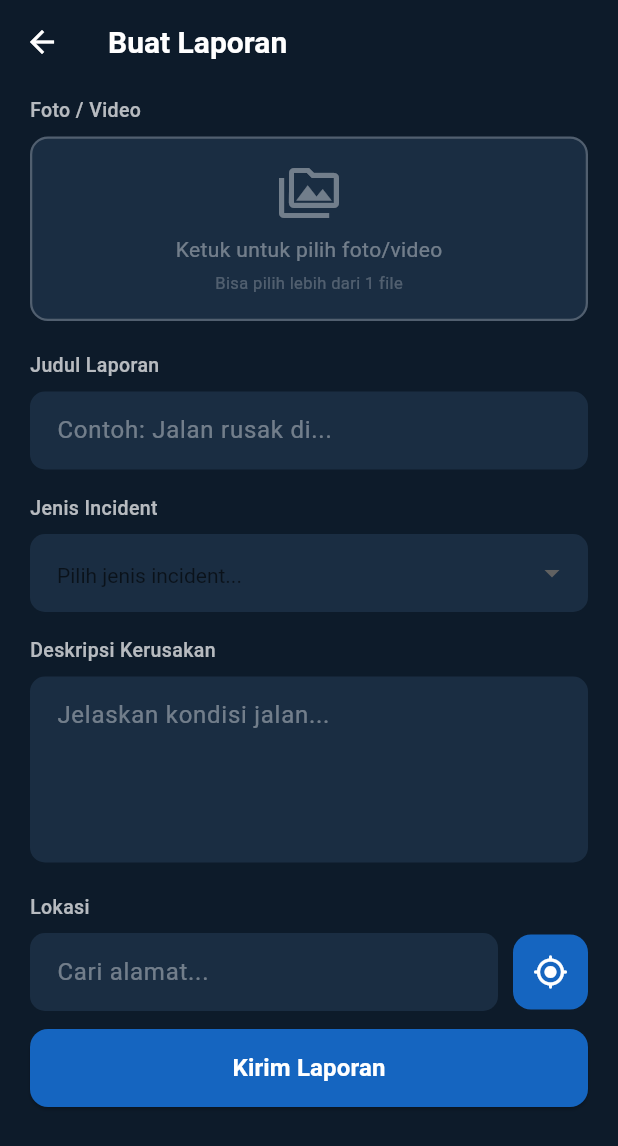
After one commit to valmosee/incident-reporting, a Flutter app: the screen it shows after launch, on a phone screen of 412 x 824 dp. The commit adds this screen. Shown: the top 1146 px of the screen. Run offline on Flutter 3.47's test engine with Material 3 defaults, Android fonts, the phone set to English and light mode, and no system bars; our stand-ins replace file_picker, flutter_map, latlong2, supabase_flutter; accounts and stored records are empty.

Commit message:
Create Reports (upload pict&vid to storage and supabase)

```diff
--- /dev/null
+++ b/lib/createReport.dart
@@ -0,0 +1,443 @@
+import 'package:file_picker/file_picker.dart';
+import 'package:flutter/material.dart';
+import 'package:supabase_flutter/supabase_flutter.dart';
+
+class CreateReport extends StatefulWidget {
+  const CreateReport({super.key});
+
+  @override
+  State<CreateReport> createState() => _CreateReportState();
+}
+
+class _CreateReportState extends State<CreateReport> {
+  final _titleCtrl = TextEditingController();
+  final _descCtrl = TextEditingController();
+  final _addressCtrl = TextEditingController();
+
+  FilePickerResult? _resultFile;
+  String? _selectedJenis;
+  double? _lat;
+  double? _lng;
+  bool _loadingLocation = false;
+  bool _submitting = false;
+
+  Future<void> _pilihFile() async {
+    final result = await FilePicker.platform.pickFiles(
+      allowMultiple: true,
+      type: FileType.custom,
+      withData: true,
+      allowedExtensions: ['jpg', 'jpeg', 'png', 'mp4', 'mov', 'avi'],
+    );
+    if (result == null || result.files.isEmpty) return;
+    setState(() => _resultFile = result);
+  }
+
+  Future<void> _getCurrentLocation() async {
+    setState(() => _loadingLocation = true);
+    // TODO: implement geolocator
+    await Future.delayed(const Duration(seconds: 1));
+    setState(() {
+      _lat = -7.2937;
+      _lng = 112.7313;
+      _addressCtrl.text = 'Jl. Contoh No. 1';
+      _loadingLocation = false;
+    });
+  }
+
+  Future<void> _submit() async {
+    if (_titleCtrl.text.isEmpty) {
+      ScaffoldMessenger.of(context).showSnackBar(
+        const SnackBar(content: Text('Judul laporan wajib diisi')),
+      );
+      return;
+    }
+    setState(() => _submitting = true);
+
+    try {
+      // Upload semua file ke Supabase storage
+      final List<String> uploadedUrls = [];
+      if (_resultFile != null) {
+        for (final pickedFile in _resultFile!.files) {
+          final bytes = pickedFile.bytes;
+          if (bytes == null) continue;
+
+          final fileName =
+              '${DateTime.now().millisecondsSinceEpoch}_${pickedFile.name}';
+
+          await Supabase.instance.client.storage
+              .from('event_report')
+              .uploadBinary(fileName, bytes);
+
+          final url = Supabase.instance.client.storage
+              .from('event_report')
+              .getPublicUrl(fileName);
+          uploadedUrls.add(url);
+        }
+      }
+
+      // TODO: simpan ke tabel reports
+      await Supabase.instance.client.from('reports').insert({
+        'title': _titleCtrl.text,
+        'description': _descCtrl.text,
+        'jenis': _selectedJenis ?? 'kerusakan',
+        'address': _addressCtrl.text,
+        'latitude': _lat,
+        'longitude': _lng,
+        'file_url': uploadedUrls.join(','),
+        'status': 'pending',
+        'qr_code': DateTime.now().millisecondsSinceEpoch.toString(),
+      });
+
+      await Future.delayed(const Duration(seconds: 1));
+
+      if (mounted) {
+        ScaffoldMessenger.of(context).showSnackBar(
+          const SnackBar(content: Text('Laporan berhasil dikirim!')),
+        );
+      }
+    } catch (e) {
+      if (mounted) {
+        ScaffoldMessenger.of(
+          context,
+        ).showSnackBar(SnackBar(content: Text('Gagal mengirim laporan: $e')));
+      }
+    } finally {
+      setState(() => _submitting = false);
+    }
+  }
+
+  @override
+  void dispose() {
+    _titleCtrl.dispose();
+    _descCtrl.dispose();
+    _addressCtrl.dispose();
+    super.dispose();
+  }
+
+  @override
+  Widget build(BuildContext context) {
+    final files = _resultFile?.files ?? [];
+
+    return Scaffold(
+      backgroundColor: const Color(0xFF0D1B2A),
+      appBar: AppBar(
+        backgroundColor: const Color(0xFF0D1B2A),
+        elevation: 0,
+        leading: IconButton(
+          icon: const Icon(Icons.arrow_back, color: Colors.white),
+          onPressed: () => Navigator.of(context).maybePop(),
+        ),
+        title: const Text(
+          'Buat Laporan',
+          style: TextStyle(
+            color: Colors.white,
+            fontWeight: FontWeight.bold,
+            fontSize: 20,
+          ),
+        ),
+      ),
+      body: SingleChildScrollView(
+        padding: const EdgeInsets.symmetric(horizontal: 20, vertical: 8),
+        child: Column(
+          crossAxisAlignment: CrossAxisAlignment.start,
+          children: [
+            // ── Upload Foto / Video ────────────────────────
+            _buildLabel('Foto / Video'),
+            const SizedBox(height: 8),
+            GestureDetector(
+              onTap: _pilihFile,
+              child: Container(
+                width: double.infinity,
+                constraints: const BoxConstraints(minHeight: 120),
+                padding: const EdgeInsets.all(16),
+                decoration: BoxDecoration(
+                  color: const Color(0xFF1A2D42),
+                  borderRadius: BorderRadius.circular(12),
+                  border: Border.all(color: Colors.white24, width: 1.5),
+                ),
+                child: files.isEmpty
+                    ? const Column(
+                        mainAxisAlignment: MainAxisAlignment.center,
+                        children: [
+                          Icon(
+                            Icons.perm_media_outlined,
+                            size: 40,
+                            color: Colors.white38,
+                          ),
+                          SizedBox(height: 8),
+                          Text(
+                            'Ketuk untuk pilih foto/video',
+                            style: TextStyle(color: Colors.white38),
+                          ),
+                          SizedBox(height: 4),
+                          Text(
+                            'Bisa pilih lebih dari 1 file',
+                            style: TextStyle(
+                              color: Colors.white24,
+                              fontSize: 11,
+                            ),
+                          ),
+                        ],
+                      )
+                    : Column(
+                        crossAxisAlignment: CrossAxisAlignment.start,
+                        children: [
+                          // Preview grid thumbnail nama file
+                          Wrap(
+                            spacing: 8,
+                            runSpacing: 8,
+                            children: files.map((f) {
+                              final isVideo = [
+                                'mp4',
+                                'mov',
+                                'avi',
+                              ].contains(f.extension?.toLowerCase());
+                              return Container(
+                                padding: const EdgeInsets.symmetric(
+                                  horizontal: 10,
+                                  vertical: 6,
+                                ),
+                                decoration: BoxDecoration(
+                                  color: const Color(0xFF0D1B2A),
+                                  borderRadius: BorderRadius.circular(8),
+                                ),
+                                child: Row(
+                                  mainAxisSize: MainAxisSize.min,
+                                  children: [
+                                    Icon(
+                                      isVideo
+                                          ? Icons.videocam_outlined
+                                          : Icons.image_outlined,
+                                      color: Colors.white54,
+                                      size: 16,
+                                    ),
+                                    const SizedBox(width: 6),
+                                    ConstrainedBox(
+                                      constraints: const BoxConstraints(
+                                        maxWidth: 120,
+                                      ),
+                                      child: Text(
+                                        f.name,
+                                        overflow: TextOverflow.ellipsis,
+                                        style: const TextStyle(
+                                          color: Colors.white70,
+                                          fontSize: 12,
+                                        ),
+                                      ),
+                                    ),
+                                  ],
+                                ),
+                              );
+                            }).toList(),
+                          ),
+                          const SizedBox(height: 10),
+                          // Tombol ganti file
+                          GestureDetector(
+                            onTap: _pilihFile,
+                            child: const Text(
+                              'Ganti file',
+                              style: TextStyle(
+                                color: Color(0xFF4D9EFF),
+                                fontSize: 12,
+                                decoration: TextDecoration.underline,
+                              ),
+                            ),
+                          ),
+                        ],
+                      ),
+              ),
+            ),
+            const SizedBox(height: 20),
+
+            // ── Judul ─────────────────────────────────────
+            _buildLabel('Judul Laporan'),
+            const SizedBox(height: 8),
+            _buildTextField(
+              controller: _titleCtrl,
+              hint: 'Contoh: Jalan rusak di...',
+            ),
+            const SizedBox(height: 16),
+
+            // ── Jenis Incident ─────────────────────────────
+            _buildLabel('Jenis Incident'),
+            const SizedBox(height: 8),
+            DropdownButtonFormField<String>(
+              value: _selectedJenis,
+              dropdownColor: const Color(0xFF1A2D42),
+              style: const TextStyle(color: Colors.white),
+              decoration: InputDecoration(
+                hintText: 'Pilih jenis incident...',
+                hintStyle: const TextStyle(color: Colors.white38),
+                filled: true,
+                fillColor: const Color(0xFF1A2D42),
+                contentPadding: const EdgeInsets.symmetric(
+                  horizontal: 14,
+                  vertical: 14,
+                ),
+                border: OutlineInputBorder(
+                  borderRadius: BorderRadius.circular(10),
+                  borderSide: BorderSide.none,
+                ),
+                enabledBorder: OutlineInputBorder(
+                  borderRadius: BorderRadius.circular(10),
+                  borderSide: BorderSide.none,
+                ),
+              ),
+              items: const [
+                DropdownMenuItem(value: 'kerusakan', child: Text('Kerusakan')),
+                DropdownMenuItem(
+                  value: 'kecelakaan',
+                  child: Text('Kecelakaan'),
+                ),
+                DropdownMenuItem(
+                  value: 'kriminal',
+                  child: Text('Kriminalitas'),
+                ),
+                DropdownMenuItem(value: 'lainnya', child: Text('Lainnya')),
+              ],
+              onChanged: (value) => setState(() => _selectedJenis = value),
+            ),
+            const SizedBox(height: 16),
+
+            // ── Deskripsi ─────────────────────────────────
+            _buildLabel('Deskripsi Kerusakan'),
+            const SizedBox(height: 8),
+            _buildTextField(
+              controller: _descCtrl,
+              hint: 'Jelaskan kondisi jalan...',
+              maxLines: 4,
+            ),
+            const SizedBox(height: 20),
+
+            // ── Lokasi ────────────────────────────────────
+            _buildLabel('Lokasi'),
+            const SizedBox(height: 8),
+            Row(
+              children: [
+                Expanded(
+                  child: _buildTextField(
+                    controller: _addressCtrl,
+                    hint: 'Cari alamat...',
+                  ),
+                ),
+                const SizedBox(width: 10),
+                _loadingLocation
+                    ? const SizedBox(
+                        width: 50,
+                        height: 50,
+                        child: Center(
+                          child: CircularProgressIndicator(
+                            strokeWidth: 2,
+                            color: Colors.white,
+                          ),
+                        ),
+                      )
+                    : GestureDetector(
+                        onTap: _getCurrentLocation,
+                        child: Container(
+                          width: 50,
+                          height: 50,
+                          decoration: BoxDecoration(
+                            color: const Color(0xFF1565C0),
+                            borderRadius: BorderRadius.circular(12),
+                          ),
+                          child: const Icon(
+                            Icons.my_location_rounded,
+                            color: Colors.white,
+                          ),
+                        ),
+                      ),
+              ],
+            ),
+            const SizedBox(height: 12),
+
+            // ── Kirim ─────────────────────────────────────
+            SizedBox(
+              width: double.infinity,
+              height: 52,
+              child: ElevatedButton(
+                onPressed: _submitting ? null : _submit,
+                style: ElevatedButton.styleFrom(
+                  backgroundColor: const Color(0xFF1565C0),
+                  disabledBackgroundColor: const Color(
+                    0xFF1565C0,
+                  ).withOpacity(0.5),
+                  shape: RoundedRectangleBorder(
+                    borderRadius: BorderRadius.circular(12),
+                  ),
+                ),
+                child: _submitting
+                    ? const SizedBox(
+                        height: 20,
+                        width: 20,
+                        child: CircularProgressIndicator(
+                          color: Colors.white,
+                          strokeWidth: 2,
+                        ),
+                      )
+                    : const Text(
+                        'Kirim Laporan',
+                        style: TextStyle(
+                          color: Colors.white,
+                          fontWeight: FontWeight.bold,
+                          fontSize: 16,
+                        ),
+                      ),
+              ),
+            ),
+            const SizedBox(height: 24),
+          ],
+        ),
+      ),
+    );
+  }
+
+  Widget _buildLabel(String text) {
+    return Text(
+      text,
+      style: const TextStyle(
+        color: Colors.white70,
+        fontWeight: FontWeight.w500,
+        fontSize: 13,
+      ),
+    );
+  }
+
+  Widget _buildTextField({
+    TextEditingController? controller,
+    String? hint,
+    String? initialValue,
+    int maxLines = 1,
+    bool readOnly = false,
+  }) {
+    return TextFormField(
+      controller: controller,
+      initialValue: controller == null ? initialValue : null,
+      maxLines: maxLines,
+      readOnly: readOnly,
+      style: const TextStyle(color: Colors.white),
+      decoration: InputDecoration(
+        hintText: hint,
+        hintStyle: const TextStyle(color: Colors.white38),
+        filled: true,
+        fillColor: const Color(0xFF1A2D42),
+        contentPadding: const EdgeInsets.symmetric(
+          horizontal: 14,
+          vertical: 14,
+        ),
+        border: OutlineInputBorder(
+          borderRadius: BorderRadius.circular(10),
+          borderSide: BorderSide.none,
+        ),
+        enabledBorder: OutlineInputBorder(
+          borderRadius: BorderRadius.circular(10),
+          borderSide: BorderSide.none,
+        ),
+        focusedBorder: OutlineInputBorder(
+          borderRadius: BorderRadius.circular(10),
+          borderSide: const BorderSide(color: Color(0xFF1565C0), width: 1.5),
+        ),
+      ),
+    );
+  }
+}
--- a/lib/main.dart
+++ b/lib/main.dart
@@ -4,6 +4,7 @@ import 'package:supabase_flutter/supabase_flutter.dart';
 
 import 'Login.dart';
 import 'showMap.dart';
+import 'createReport.dart';
 
 void main() async {
   await Supabase.initialize(
@@ -23,9 +24,13 @@ class MyApp extends StatelessWidget {
     return MaterialApp(
       title: 'AMBW',
       theme: ThemeData(primarySwatch: Colors.blue),
-      // initialRoute: '/',
-      // routes: {'/': (context) => Login()},
-      home: Showmap(),
+      home: CreateReport(),
+      initialRoute: '/CreateReport',
+      routes: {
+        '/login': (context) => Login(),
+        '/Showmap': (context) => Showmap(),
+        '/CreateReport': (context) => CreateReport(),
+      },
     );
   }
 }
--- a/pubspec.yaml
+++ b/pubspec.yaml
@@ -7,6 +7,7 @@ environment:
   sdk: ^3.10.4
 
 dependencies:
+  file_picker: ^10.1.9
   flutter:
     sdk: flutter
   flutter_map: ^8.3.0
```
Also changed, not shown: pubspec.lock, 1 other file.
